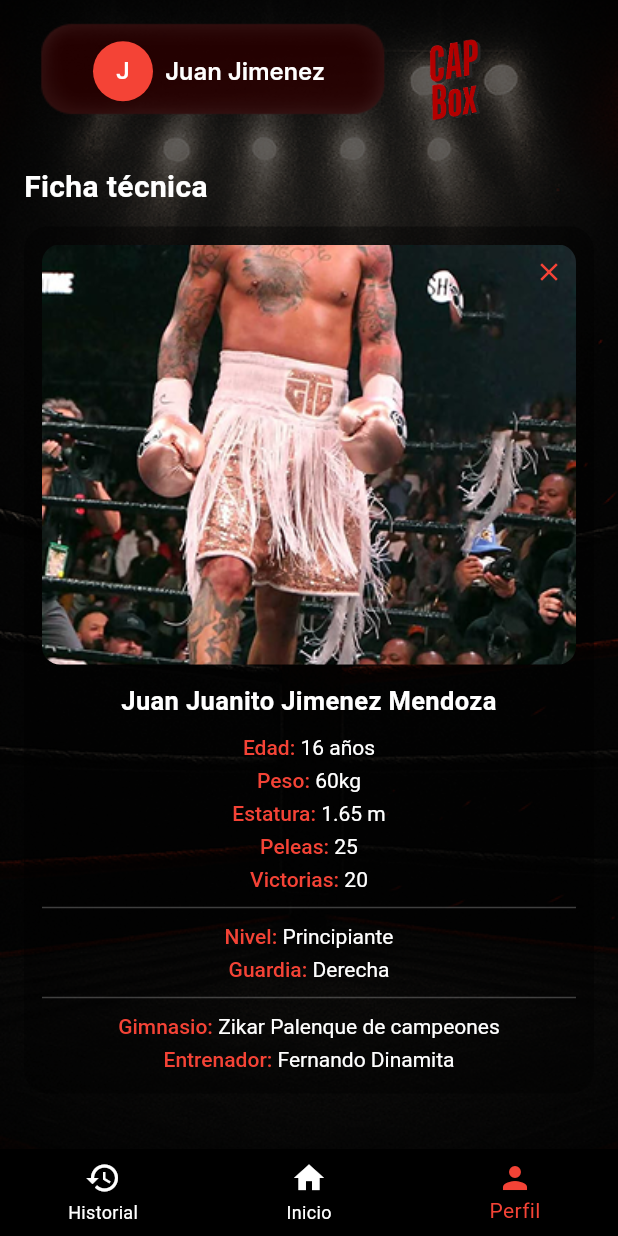
After one commit to karenborralles/capbox, a Flutter app: the BoxerHomePage screen opened by its route, item 3 of the bottom bar chosen, after a tap on "Ver ficha técnica", on a phone screen of 412 x 824 dp. The commit adds this screen. Run offline on Flutter 3.47's test engine with Material 3 defaults, Android fonts, the phone set to English and light mode, and no system bars; our stand-ins replace dio, go_router, google_sign_in.

Commit message:
vista perfil

```diff
--- a/lib/core/router/app_router.dart
+++ b/lib/core/router/app_router.dart
@@ -1,35 +1,28 @@
+import 'package:capbox/features/boxer/presentation/pages/boxer_ficha_tecnica_page.dart';
+import 'package:go_router/go_router.dart';
 import 'package:capbox/features/auth/presentation/pages/login_page.dart';
 import 'package:capbox/features/auth/presentation/pages/register_page.dart';
-import 'package:capbox/features/boxer/domain/entities/boxer_home_data.dart';
+import 'package:capbox/features/boxer/presentation/pages/boxer_home_page.dart';
 import 'package:capbox/features/boxer/presentation/pages/boxer_events_page.dart';
 import 'package:capbox/features/boxer/presentation/pages/boxer_invitation_detail_page.dart';
-import 'package:go_router/go_router.dart';
+import 'package:capbox/features/boxer/presentation/pages/boxer_profile_page.dart';
+import 'package:capbox/features/boxer/presentation/pages/boxer_history_page.dart';
 
 final GoRouter appRouter = GoRouter(
+  debugLogDiagnostics: true,   // ← para ver los logs de navegación
   routes: [
-    GoRoute(
-      path: '/',
-      builder: (context, state) => const LoginPage(),
-    ),
-    GoRoute(
-      path: '/register',
-      builder: (context, state) => const RegisterPage(),
-    ),
-    GoRoute(
-      path: '/boxer-home',
-      builder: (context, state) => const BoxerHomePage(),
-    ),
-    GoRoute(
-      path: '/boxer-events-detail',
-      builder: (context, state) => const BoxerEventsPage(),
-    ),
-    GoRoute(
-      path: '/invitation-detail',
-      builder: (context, state) => const BoxerInvitationDetailPage(),
-    ),
-    GoRoute(
-      path: '/boxer-events',
-      builder: (context, state) => const BoxerEventsPage(),
-    ),
+    GoRoute(path: '/',              builder: (_, __) => const LoginPage()),
+    GoRoute(path: '/register',      builder: (_, __) => const RegisterPage()),
+    GoRoute(path: '/boxer-home',    builder: (_, __) => const BoxerHomePage()),
+    GoRoute(path: '/boxer-events',  builder: (_, __) => const BoxerEventsPage()),
+    GoRoute(path: '/boxer-events-detail',
+            builder: (_, __) => const BoxerEventsPage()),
+    GoRoute(path: '/invitation-detail',
+            builder: (_, __) => const BoxerInvitationDetailPage()),
+    GoRoute(path: '/perfil',    builder: (_, __) => const BoxerProfilePage()),
+    GoRoute(path: '/historial', builder: (_, __) => const BoxerHistoryPage()),
+    GoRoute(  path: '/ficha-tecnica',  builder: (context, state) => const BoxerFichaTecnicaPage(),
+),
+
   ],
 );
--- a/lib/features/boxer/presentation/pages/boxer_events_page.dart
+++ b/lib/features/boxer/presentation/pages/boxer_events_page.dart
@@ -2,6 +2,8 @@ import 'package:flutter/material.dart';
 import '../widgets/boxer_header.dart';
 import '../widgets/boxer_events_list.dart';
 
+
+//BORRAR
 class BoxerEventsPage extends StatelessWidget {
   const BoxerEventsPage({super.key});
 
--- /dev/null
+++ b/lib/features/boxer/presentation/pages/boxer_ficha_tecnica_page.dart
@@ -0,0 +1,134 @@
+import 'package:flutter/material.dart';
+import 'package:go_router/go_router.dart';
+import '../widgets/boxer_header.dart';
+import '../widgets/boxer_navbar.dart';
+
+class BoxerFichaTecnicaPage extends StatelessWidget {
+  const BoxerFichaTecnicaPage({super.key});
+
+  @override
+  Widget build(BuildContext context) {
+    return Scaffold(
+      backgroundColor: Colors.black,
+      bottomNavigationBar: const BoxerNavBar(currentIndex: 2),
+      body: Stack(
+        children: [
+          Image.asset(
+            'assets/images/fondo.png',
+            width: double.infinity,
+            height: double.infinity,
+            fit: BoxFit.cover,
+          ),
+          Container(color: Colors.black.withOpacity(0.6)),
+          SafeArea(
+            child: SingleChildScrollView(
+              padding: const EdgeInsets.symmetric(horizontal: 16, vertical: 8),
+              child: Column(
+                crossAxisAlignment: CrossAxisAlignment.start,
+                children: [
+                  const BoxerHeader(),
+                  const SizedBox(height: 12),
+                  const Text(
+                    'Ficha técnica',
+                    style: TextStyle(
+                      color: Colors.white,
+                      fontSize: 20,
+                      fontWeight: FontWeight.bold,
+                    ),
+                  ),
+                  const SizedBox(height: 12),
+                  _fichaCard(context),
+                ],
+              ),
+            ),
+          ),
+        ],
+      ),
+    );
+  }
+
+  Widget _fichaCard(BuildContext context) {
+    return Container(
+      padding: const EdgeInsets.all(12),
+      decoration: BoxDecoration(
+        color: Colors.black.withOpacity(0.4),
+        borderRadius: BorderRadius.circular(16),
+      ),
+      child: Column(
+        children: [
+          Stack(
+            children: [
+              ClipRRect(
+                borderRadius: BorderRadius.circular(12),
+                child: Image.asset(
+                  'assets/images/boxer_sample.png',
+                  height: 280,
+                  width: double.infinity,
+                  fit: BoxFit.cover,
+                ),
+              ),
+              Positioned(
+                top: 8,
+                right: 8,
+                child: GestureDetector(
+                  onTap: () {
+                    context.go('/perfil');
+                  },
+                  child: const Icon(Icons.close, color: Colors.red, size: 20),
+                ),
+              )
+            ],
+          ),
+          const SizedBox(height: 12),
+          const Text(
+            'Juan Juanito Jimenez Mendoza',
+            textAlign: TextAlign.center,
+            style: TextStyle(
+              color: Colors.white,
+              fontSize: 17,
+              fontWeight: FontWeight.bold,
+            ),
+          ),
+          const SizedBox(height: 8),
+          _infoRow('Edad:', '16 años'),
+          _infoRow('Peso:', '60kg'),
+          _infoRow('Estatura:', '1.65 m'),
+          _infoRow('Peleas:', '25'),
+          _infoRow('Victorias:', '20'),
+          const Divider(color: Colors.white24),
+          _infoRow('Nivel:', 'Principiante'),
+          _infoRow('Guardia:', 'Derecha'),
+          const Divider(color: Colors.white24),
+          _infoRow('Gimnasio:', 'Zikar Palenque de campeones'),
+          _infoRow('Entrenador:', 'Fernando Dinamita'),
+        ],
+      ),
+    );
+  }
+
+  Widget _infoRow(String label, String value) {
+    return Padding(
+      padding: const EdgeInsets.symmetric(vertical: 3),
+      child: RichText(
+        textAlign: TextAlign.center,
+        text: TextSpan(
+          children: [
+            TextSpan(
+              text: '$label ',
+              style: const TextStyle(
+                color: Colors.red,
+                fontWeight: FontWeight.w500,
+              ),
+            ),
+            TextSpan(
+              text: value,
+              style: const TextStyle(
+                color: Colors.white,
+              ),
+            ),
+          ],
+        ),
+      ),
+    );
+  }
+}
--- /dev/null
+++ b/lib/features/boxer/presentation/pages/boxer_history_page.dart
@@ -0,0 +1,18 @@
+import 'package:flutter/material.dart';
+import '../widgets/boxer_navbar.dart';
+
+class BoxerHistoryPage extends StatelessWidget {
+  const BoxerHistoryPage({super.key});
+
+  @override
+  Widget build(BuildContext context) {
+    return Scaffold(
+      backgroundColor: Colors.black,
+      bottomNavigationBar: BoxerNavBar(currentIndex: 0), // 👈 sin const
+      body: const Center(
+        child: Text('Historial',
+            style: TextStyle(color: Colors.white, fontSize: 24)),
+      ),
+    );
+  }
+}
--- a/lib/features/boxer/presentation/pages/boxer_home_page.dart
+++ b/lib/features/boxer/presentation/pages/boxer_home_page.dart
@@ -2,7 +2,7 @@ import 'package:flutter/material.dart';
 import '../widgets/boxer_header.dart';
 import '../widgets/boxer_streak_goals.dart';
 import '../widgets/boxer_exercises.dart';
-import '../widgets/boxer_events.dart';
+import '../widgets/boxer_navbar.dart';
 
 class BoxerHomePage extends StatelessWidget {
   const BoxerHomePage({super.key});
@@ -11,29 +11,31 @@ class BoxerHomePage extends StatelessWidget {
   Widget build(BuildContext context) {
     return Scaffold(
       backgroundColor: Colors.black,
-      bottomNavigationBar: _buildBottomBar(),
+      bottomNavigationBar: BoxerNavBar(currentIndex: 1),
       body: Stack(
         children: [
           Image.asset(
             'assets/images/fondo.png',
-            fit: BoxFit.cover,
             width: double.infinity,
             height: double.infinity,
+            fit: BoxFit.cover,
           ),
-          Container(color: Colors.black.withOpacity(0.6)),
+          Container(color: Colors.black.withOpacity(.6)),
+
+          // ---------- CONTENIDO ----------
           SafeArea(
             child: SingleChildScrollView(
               padding: const EdgeInsets.symmetric(horizontal: 16, vertical: 8),
-              child: Column(
+              child: const Column(
                 crossAxisAlignment: CrossAxisAlignment.start,
                 children: [
-                  const BoxerHeader(),
-                  const SizedBox(height: 12),
-                  const BoxerStreakGoals(),
-                  const SizedBox(height: 16),
-                  const BoxerExercises(),
-                  const SizedBox(height: 66),
-                  const BoxerEvents(),
+                  BoxerHeader(),
+                  SizedBox(height: 12),
+                  BoxerStreakGoals(),
+                  SizedBox(height: 16),
+                  BoxerExercises(),
+                  // 👇  quitamos BoxerEvents y el SizedBox que separaba
+                  SizedBox(height: 40),   // margen final opcional
                 ],
               ),
             ),
@@ -42,27 +44,4 @@ class BoxerHomePage extends StatelessWidget {
       ),
     );
   }
-
-  Widget _buildBottomBar() {
-    return BottomNavigationBar(
-      backgroundColor: Colors.black,
-      selectedItemColor: Colors.red,
-      unselectedItemColor: Colors.white,
-      currentIndex: 1, // Asegura que Inicio esté activo
-      items: const [
-        BottomNavigationBarItem(
-          icon: Icon(Icons.history),
-          label: 'Historial',
-        ),
-        BottomNavigationBarItem(
-          icon: Icon(Icons.home),
-          label: 'Inicio',
-        ),
-        BottomNavigationBarItem(
-          icon: Icon(Icons.person),
-          label: 'Perfil',
-        ),
-      ],
-    );
-  }
 }
--- /dev/null
+++ b/lib/features/boxer/presentation/pages/boxer_profile_page.dart
@@ -0,0 +1,160 @@
+// lib/features/boxer/presentation/pages/boxer_profile_page.dart
+import 'package:flutter/material.dart';
+import 'package:go_router/go_router.dart';
+import '../widgets/boxer_header.dart';
+import '../widgets/boxer_navbar.dart';
+
+class BoxerProfilePage extends StatelessWidget {
+  const BoxerProfilePage({super.key});
+
+  @override
+  Widget build(BuildContext context) {
+    return Scaffold(
+      backgroundColor: Colors.black,
+      bottomNavigationBar: const BoxerNavBar(currentIndex: 2),
+      body: Stack(
+        children: [
+          Image.asset(
+            'assets/images/fondo.png',
+            width: double.infinity,
+            height: double.infinity,
+            fit: BoxFit.cover,
+          ),
+          Container(color: Colors.black.withOpacity(.6)),
+          SafeArea(
+            child: SingleChildScrollView(
+              padding: const EdgeInsets.symmetric(horizontal: 16, vertical: 8),
+              child: Column(
+                crossAxisAlignment: CrossAxisAlignment.start,
+                children: [
+                  const BoxerHeader(),
+                  const SizedBox(height: 18),
+                  const Text(
+                    'Perfil de alumno',
+                    style: TextStyle(
+                      color: Colors.white,
+                      fontSize: 18,
+                      fontWeight: FontWeight.w700,
+                    ),
+                  ),
+                  const SizedBox(height: 12),
+                  _studentCard(),
+                  const SizedBox(height: 20),
+                  Row(
+                    children: [
+                      Expanded(child: _pillButton('5 días de racha', [Color(0xFF701300), Color(0xFF121212)])),
+                      const SizedBox(width: 12),
+                      Expanded(
+                        child: GestureDetector(
+                          onTap: () {
+                            context.go('/ficha-tecnica');
+                          },
+                          child: _pillButton('Ver ficha técnica', [Color(0xFF0478AE), Color(0xFF023E5C)]),
+                        ),
+                      ),
+                    ],
+                  ),
+                  const SizedBox(height: 28),
+                  _bigAction('Ver métricas de rendimiento'),
+                  const SizedBox(height: 16),
+                  _bigAction('Historial de peleas'),
+                  const SizedBox(height: 32),
+                ],
+              ),
+            ),
+          ),
+        ],
+      ),
+    );
+  }
+
+  Widget _studentCard() => Container(
+        padding: const EdgeInsets.all(14),
+        decoration: BoxDecoration(
+          color: Colors.white.withOpacity(.05),
+          borderRadius: BorderRadius.circular(16),
+        ),
+        child: Row(
+          crossAxisAlignment: CrossAxisAlignment.start,
+          children: [
+            _avatarBig(),
+            const SizedBox(width: 14),
+            const Expanded(
+              child: Column(
+                crossAxisAlignment: CrossAxisAlignment.start,
+                children: [
+                  Text('Juan  Jimenez',
+                      style: TextStyle(
+                          color: Colors.white,
+                          fontWeight: FontWeight.w700,
+                          fontSize: 15)),
+                  Text('Algortmico Jimenez',
+                      style:
+                          TextStyle(color: Colors.white70, fontSize: 13)),
+                  SizedBox(height: 4),
+                  Text('Principiante',
+                      style: TextStyle(color: Colors.red, fontSize: 13)),
+                  SizedBox(height: 8),
+                  Text('20 años │ 70 kg │ 1.70 m',
+                      style:
+                          TextStyle(color: Colors.white70, fontSize: 12)),
+                ],
+              ),
+            ),
+          ],
+        ),
+      );
+
+  Widget _avatarBig() => Container(
+        width: 96,
+        height: 96,
+        decoration: BoxDecoration(
+          color: const Color(0xFFC31A7B),
+          borderRadius: BorderRadius.circular(16),
+        ),
+        alignment: Alignment.center,
+        child: const Text('J',
+            style: TextStyle(
+                color: Colors.white,
+                fontSize: 48,
+                fontWeight: FontWeight.bold)),
+      );
+
+  Widget _pillButton(String text, List<Color> gradientColors) {
+    return Container(
+      padding: const EdgeInsets.symmetric(vertical: 14),
+      decoration: BoxDecoration(
+        gradient: LinearGradient(
+          colors: gradientColors,
+          begin: Alignment.topCenter,
+          end: Alignment.bottomCenter,
+        ),
+        borderRadius: BorderRadius.circular(14),
+      ),
+      alignment: Alignment.center,
+      child: Text(
+        text,
+        style: const TextStyle(
+          color: Colors.white,
+          fontWeight: FontWeight.w600,
+        ),
+      ),
+    );
+  }
+
+  Widget _bigAction(String text) => Container(
+        padding: const EdgeInsets.symmetric(vertical: 18),
+        decoration: BoxDecoration(
+          color: Colors.grey.withOpacity(0.4),  // 🟢 Mismo color que tus exercise cards
+          borderRadius: BorderRadius.circular(14),
+        ),
+        alignment: Alignment.center,
+        child: Text(
+          text,
+          style: const TextStyle(
+            color: Colors.white,
+            fontWeight: FontWeight.w500,
+          ),
+        ),
+      );
+}
--- /dev/null
+++ b/lib/features/boxer/presentation/widgets/boxer_navbar.dart
@@ -0,0 +1,33 @@
+import 'package:flutter/material.dart';
+import 'package:go_router/go_router.dart';
+
+class BoxerNavBar extends StatelessWidget {
+  final int currentIndex;
+  const BoxerNavBar({super.key, required this.currentIndex});
+
+  void _onTap(BuildContext ctx, int index) {
+    if (index == currentIndex) return;   // evita navegar a la misma ruta
+
+    switch (index) {
+      case 0: ctx.go('/historial');   break;
+      case 1: ctx.go('/boxer-home');  break;
+      case 2: ctx.go('/perfil');      break;
+    }
+  }
+
+  @override
+  Widget build(BuildContext context) {
+    return BottomNavigationBar(
+      backgroundColor: Colors.black,
+      selectedItemColor: Colors.red,
+      unselectedItemColor: Colors.white,
+      currentIndex: currentIndex,
+      onTap: (i) => _onTap(context, i),
+      items: const [
+        BottomNavigationBarItem(icon: Icon(Icons.history), label: 'Historial'),
+        BottomNavigationBarItem(icon: Icon(Icons.home),    label: 'Inicio'),
+        BottomNavigationBarItem(icon: Icon(Icons.person),  label: 'Perfil'),
+      ],
+    );
+  }
+}
--- a/lib/main.dart
+++ b/lib/main.dart
@@ -1,26 +1,27 @@
 import 'package:flutter/material.dart';
 import 'package:provider/provider.dart';
 import 'package:dio/dio.dart';
+
 import 'package:capbox/core/router/app_router.dart';
 import 'package:capbox/features/auth/application/auth_injector.dart';
 
-void main() {
-  runApp(const MyApp());
-}
+void main() => runApp(const CapBoxApp());
 
-class MyApp extends StatelessWidget {
-  const MyApp({super.key});
+class CapBoxApp extends StatelessWidget {
+  const CapBoxApp({super.key});
 
   @override
   Widget build(BuildContext context) {
     return MultiProvider(
       providers: [
         Provider<Dio>(create: (_) => Dio()),
-        ...authProviders,
+        ...authProviders,          // tus providers de Auth
       ],
       child: MaterialApp.router(
-        routerConfig: appRouter,
         debugShowCheckedModeBanner: false,
+        title: 'CapBox',
+        routerConfig: appRouter,   // GoRouter
+        theme: ThemeData.dark(),   // opcional
       ),
     );
   }
--- a/pubspec.yaml
+++ b/pubspec.yaml
@@ -71,6 +71,8 @@ flutter:
     - assets/images/logo.png
     - assets/images/fondo.png
     - assets/images/event1.png
+    - assets/images/boxer.png
+    - assets/images/boxer_sample.png
     - assets/images/event2.png
     - assets/icons/google_logo.png
     - assets/icons/calentamiento.png
```
Also changed, not shown: assets/images/boxer.png (added), assets/images/boxer_sample.png (added).
